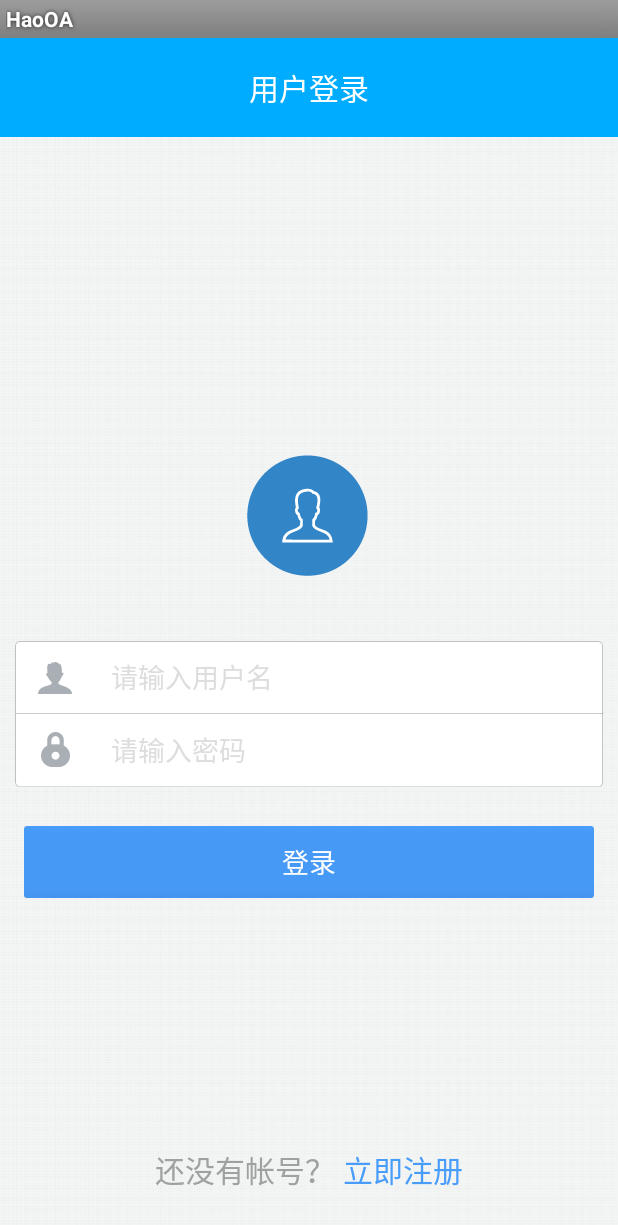
After one commit to a5778874/HaoOA, an Android app: the LoginActivity screen opened directly, with no data from a screen before it, on a phone screen of 412 x 824 dp. The commit adds this screen. Shown: the top 1225 px of the screen. Run offline under Robolectric (Android 15) with nearby library versions, the phone set to English and light mode, and no system bars; our stand-ins replace CircleImageView, EventBus.

Commit message:
完成注册功能，登录未完成

```diff
--- a/app/build.gradle
+++ b/app/build.gradle
@@ -24,6 +24,7 @@ dependencies {
     implementation 'com.android.support.constraint:constraint-layout:1.0.2'
     compile 'com.android.support:gridlayout-v7:26.1.0'
     compile 'de.hdodenhof:circleimageview:2.2.0'
+    compile 'org.greenrobot:eventbus:3.1.1'
     testImplementation 'junit:junit:4.12'
     androidTestImplementation 'com.android.support.test:runner:1.0.1'
     androidTestImplementation 'com.android.support.test.espresso:espresso-core:3.0.1'
--- /dev/null
+++ b/app/src/main/java/zzh/com/haooa/Mine/activity/LoginActivity.java
@@ -0,0 +1,143 @@
+package zzh.com.haooa.Mine.activity;
+
+import android.app.Activity;
+import android.content.Intent;
+import android.os.Bundle;
+import android.os.PersistableBundle;
+import android.support.annotation.Nullable;
+import android.text.TextUtils;
+import android.view.View;
+import android.widget.Button;
+import android.widget.TextView;
+import android.widget.Toast;
+
+import com.hyphenate.EMCallBack;
+import com.hyphenate.chat.EMClient;
+
+import org.greenrobot.eventbus.EventBus;
+import org.greenrobot.eventbus.Subscribe;
+import org.greenrobot.eventbus.ThreadMode;
+
+import zzh.com.haooa.Mine.bean.MessageEvent;
+import zzh.com.haooa.R;
+import zzh.com.haooa.Utils.ThreadPoolUtils;
+import zzh.com.haooa.Utils.ToastUtils;
+
+/**
+ * Created by ZZH on 2018/2/1.
+ */
+
+public class LoginActivity extends Activity implements View.OnClickListener {
+    private TextView goRegister;
+    private TextView loginUsername, loginPassword;
+    private Button bt_login;
+
+    @Override
+    protected void onCreate(@Nullable Bundle savedInstanceState) {
+        super.onCreate(savedInstanceState);
+        setContentView(R.layout.activity_login);
+        initView();
+        initData();
+
+    }
+
+    private void initView() {
+        goRegister = findViewById(R.id.tv_login_registerclick);
+        goRegister.setOnClickListener(this);
+        loginUsername = findViewById(R.id.et_login_username);
+        loginPassword = findViewById(R.id.et_login_password);
+        bt_login = findViewById(R.id.btn_login);
+        bt_login.setOnClickListener(this);
+    }
+
+    private void initData() {
+        //注册EventBus广播，用来接收注册用户信息
+        EventBus.getDefault().register(LoginActivity.this);
+    }
+
+    //接收EventBus信息
+    @Subscribe(threadMode = ThreadMode.MAIN)
+    public void onMessageEvent(MessageEvent event) {
+        loginUsername.setText(event.username);
+        loginPassword.setText(event.password);
+    }
+
+
+    @Override
+    public void onClick(View v) {
+        switch (v.getId()) {
+            case R.id.tv_login_registerclick:
+                startActivity(new Intent(LoginActivity.this, RegisterActivity.class));
+                break;
+            case R.id.btn_login:
+                login();
+                break;
+        }
+    }
+
+    private void login() {
+        // 1 获取输入的用户名和密码
+        final String loginName = loginUsername.getText().toString();
+        final String loginPwd = loginPassword.getText().toString();
+
+        // 2 校验输入的用户名和密码
+        if (TextUtils.isEmpty(loginName) || TextUtils.isEmpty(loginPwd)) {
+            ToastUtils.showToast(LoginActivity.this, "输入的用户名或密码不能为空");
+            return;
+        }
+        ToastUtils.showToast(LoginActivity.this, "登录"+loginName+".."+loginPwd);
+        // 3 登录逻辑处理
+        ThreadPoolUtils.getInstance().getGlobalThreadPool().execute(new Runnable() {
+            @Override
+            public void run() {
+
+                // 去环信服务器登录
+                EMClient.getInstance().login(loginName, loginPwd, new EMCallBack() {
+                    // 登录成功的处理
+                    @Override
+                    public void onSuccess() {
+                        runOnUiThread(new Runnable() {
+                            @Override
+                            public void run() {
+                                ToastUtils.showToast(LoginActivity.this, "登录成功");
+                            }
+                        });
+
+                    }
+
+                    // 登录失败的处理
+                    @Override
+                    public void onError(int i, final String s) {
+                        runOnUiThread(new Runnable() {
+                            @Override
+                            public void run() {
+                                ToastUtils.showToast(LoginActivity.this, "登录失败：" + s);
+                            }
+                        });
+
+                    }
+
+                    // 登录过程中的处理
+                    @Override
+                    public void onProgress(int i, String s) {
+                        runOnUiThread(new Runnable() {
+                            @Override
+                            public void run() {
+                                ToastUtils.showToast(LoginActivity.this, "正在登录..");
+                            }
+                        });
+                    }
+                });
+            }
+        });
+
+
+    }
+
+    @Override
+    protected void onDestroy() {
+        super.onDestroy();
+        //解除注册eventBus广播
+        EventBus.getDefault().unregister(LoginActivity.this);
+    }
+}
--- /dev/null
+++ b/app/src/main/res/layout/activity_login.xml
@@ -0,0 +1,109 @@
+<?xml version="1.0" encoding="utf-8"?>
+<RelativeLayout xmlns:android="http://schemas.android.com/apk/res/android"
+    android:layout_width="match_parent"
+    android:layout_height="match_parent"
+    xmlns:app="http://schemas.android.com/apk/res-auto"
+    android:background="@drawable/login_bg">
+
+    <com.hyphenate.easeui.widget.EaseTitleBar
+        android:id="@+id/logintitlebar"
+        android:layout_width="match_parent"
+        android:padding="10dp"
+        android:background="@color/easeTitleBarBackground"
+        app:titleBarTitle="用户登录"
+        android:layout_height="wrap_content" />
+
+    <LinearLayout
+        android:layout_below="@id/logintitlebar"
+        android:layout_width="match_parent"
+        android:layout_height="match_parent"
+        android:gravity="center"
+        android:orientation="vertical">
+
+
+        <de.hdodenhof.circleimageview.CircleImageView
+            android:id="@+id/iv_icon"
+            android:layout_width="wrap_content"
+            android:layout_height="wrap_content"
+            android:layout_marginBottom="30dp"
+            android:src="@mipmap/man_header" />
+
+        <LinearLayout
+            android:layout_width="match_parent"
+            android:layout_height="wrap_content"
+            android:layout_margin="10dp"
+            android:background="@drawable/input_bg"
+            android:orientation="vertical">
+
+            <EditText
+                android:id="@+id/et_login_username"
+                android:layout_width="fill_parent"
+                android:layout_height="48dp"
+                android:background="#00000000"
+                android:drawableLeft="@mipmap/login_icon_account"
+                android:drawablePadding="25dip"
+                android:hint="请输入用户名"
+                android:paddingLeft="15dip"
+                android:shadowDx="0.0"
+                android:shadowDy="1.0"
+                android:shadowRadius="1.0"
+                android:textColorHint="#ffdddddd" />
+
+            <View
+                android:layout_width="match_parent"
+                android:layout_height="0.5dp"
+                android:background="@mipmap/base_horization_line" />
+
+            <EditText
+                android:id="@+id/et_login_password"
+                android:layout_width="fill_parent"
+                android:layout_height="48dp"
+                android:background="#00000000"
+                android:drawableLeft="@mipmap/login_icon_password"
+                android:drawablePadding="25dip"
+                android:hint="请输入密码"
+                android:inputType="textPassword"
+                android:paddingLeft="15dip"
+                android:textColorHint="#ffdddddd" />
+        </LinearLayout>
+
+        <Button
+            android:id="@+id/btn_login"
+            android:layout_width="match_parent"
+            android:layout_height="48dp"
+            android:layout_margin="16dp"
+            android:background="@drawable/btn_login_selector"
+            android:gravity="center"
+            android:text="登录"
+            android:textColor="#ffffff"
+            android:textSize="18sp" />
+    </LinearLayout>
+
+    <LinearLayout
+        android:layout_width="fill_parent"
+        android:layout_height="48dp"
+        android:layout_alignParentBottom="true"
+        android:layout_marginBottom="20dp"
+        android:gravity="center"
+        android:orientation="horizontal">
+
+        <TextView
+            android:layout_width="wrap_content"
+            android:layout_height="fill_parent"
+            android:gravity="center_vertical"
+            android:text="还没有帐号？"
+            android:textColor="#9fa0a0"
+            android:textSize="20sp" />
+
+        <TextView
+            android:id="@+id/tv_login_registerclick"
+            android:layout_width="wrap_content"
+            android:layout_height="fill_parent"
+            android:layout_marginLeft="5dp"
+            android:gravity="center_vertical"
+            android:text="立即注册"
+            android:textColor="#489cfa"
+            android:textSize="20sp" />
+    </LinearLayout>
+
+</RelativeLayout>
--- a/app/src/main/res/layout/fragment_mine.xml
+++ b/app/src/main/res/layout/fragment_mine.xml
@@ -23,6 +23,7 @@
         android:padding="10dp">
 
         <de.hdodenhof.circleimageview.CircleImageView xmlns:app="http://schemas.android.com/apk/res-auto"
+            android:id="@+id/civ_userhead"
             android:layout_width="100dp"
             android:layout_height="100dp"
             android:src="@mipmap/man_header"
```
Also changed, not shown: app/src/main/AndroidManifest.xml (+7 -0 lines), app/src/main/java/zzh/com/haooa/Mine/activity/RegisterActivity.java (added, +111 -0 lines), app/src/main/java/zzh/com/haooa/Mine/bean/MessageEvent.java (added, +15 -0 lines), app/src/main/java/zzh/com/haooa/Mine/bean/UserInfoBean.java (added, +63 -0 lines), app/src/main/java/zzh/com/haooa/Mine/fragment/MineFragment.java (+24 -2 lines), app/src/main/java/zzh/com/haooa/Utils/ThreadPoolUtils.java (added, +30 -0 lines), app/src/main/java/zzh/com/haooa/Utils/ToastUtils.java (added, +14 -0 lines), app/src/main/res/layout/activity_register.xml (added, +88 -0 lines), app/src/main/res/drawable-xhdpi/input_bg.9.png (added), app/src/main/res/drawable-xhdpi/login_bg.png (added), app/src/main/res/mipmap-hdpi/base_horization_line.png (added), app/src/main/res/mipmap-hdpi/login_icon_account.png (added), app/src/main/res/mipmap-hdpi/login_icon_password.png (added), 160 other files.
